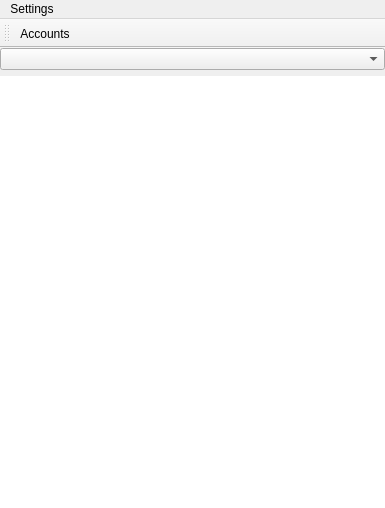
Qt form ui/squawk.ui (shunf4/squawk) before a commit.
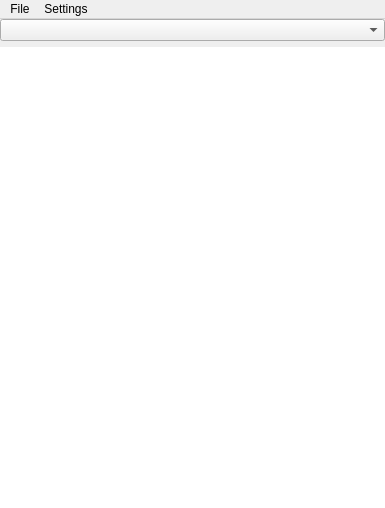
The same form after that commit. Icons and pictures are not drawn.

Commit message: minor bugfix, start account editing feature

```diff
--- a/ui/squawk.ui
+++ b/ui/squawk.ui
@@ -76,17 +76,15 @@
     </property>
     <addaction name="actionAccounts"/>
    </widget>
+   <widget class="QMenu" name="menuFile">
+    <property name="title">
+     <string>File</string>
+    </property>
+    <addaction name="actionQuit"/>
+   </widget>
+   <addaction name="menuFile"/>
    <addaction name="menuSettings"/>
   </widget>
-  <widget class="QToolBar" name="mainToolBar">
-   <attribute name="toolBarArea">
-    <enum>TopToolBarArea</enum>
-   </attribute>
-   <attribute name="toolBarBreak">
-    <bool>false</bool>
-   </attribute>
-   <addaction name="actionAccounts"/>
-  </widget>
   <action name="actionAccounts">
    <property name="icon">
     <iconset theme="system-users">
```
Left out of the diff: 8 changed lines with no effect on the pictures. The commit also changes 9 other files.
